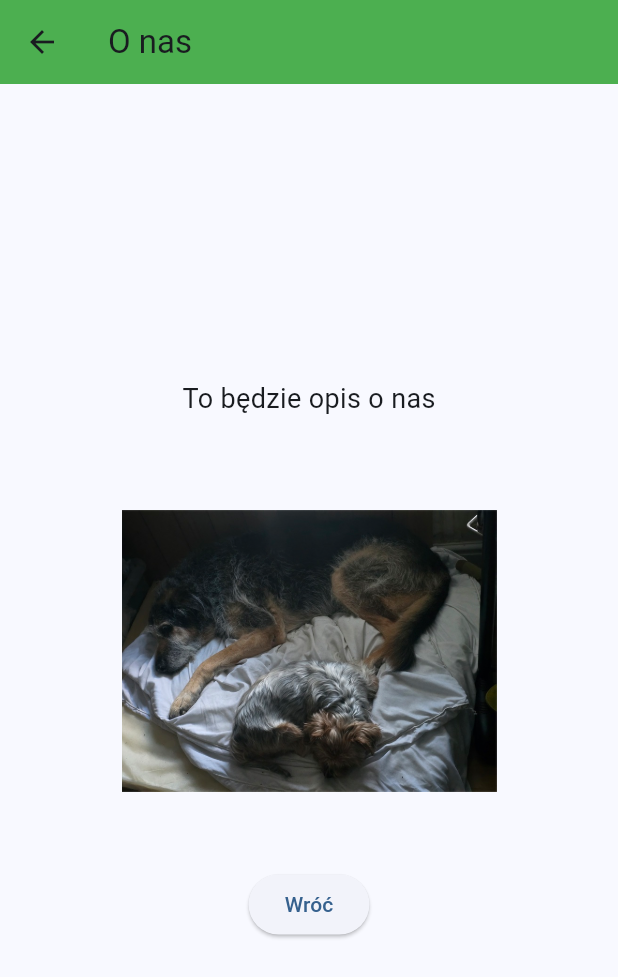
After one commit to pszyma2/moja_testowa_aplikacja, a Flutter app: the OnasPage screen opened directly, on a phone screen of 412 x 824 dp. The commit adds this screen. Shown: the top 977 px of the screen. Run offline on Flutter 3.47's test engine with Material 3 defaults, Android fonts, the light colour scheme and no system bars; our stand-ins replace audioplayers, shared_preferences; accounts and stored records are empty.

Commit message:
dodanie nowe strony , zaimportowanie zdjecia

```diff
--- /dev/null
+++ b/lib/screens/onas_page.dart
@@ -0,0 +1,37 @@
+import 'package:flutter/material.dart';
+
+class OnasPage extends StatelessWidget {
+  const OnasPage({super.key});
+
+  @override
+  Widget build(BuildContext context) {
+    return Scaffold(
+      appBar: AppBar(title: const Text("O nas"), backgroundColor: Colors.green),
+      body: Center(
+        child: Column(
+          mainAxisAlignment: MainAxisAlignment.center,
+          children: [
+            const Text("To będzie opis o nas", style: TextStyle(fontSize: 18)),
+
+            const SizedBox(height: 30),
+
+            // Zdjęcie sukcesu!
+            Image.asset(
+              'assets/images/sukces.png',
+              width: 250,
+              height: 250,
+              fit: BoxFit.contain,
+            ),
+
+            const SizedBox(height: 20),
+
+            ElevatedButton(
+              onPressed: () => Navigator.pop(context),
+              child: const Text("Wróć"),
+            ),
+          ],
+        ),
+      ),
+    ); // <-- Tu domykamy Scaffold
+  } // <-- Tu domykamy metodę build
+} // <-- Tu domykamy klasę
--- a/pubspec.yaml
+++ b/pubspec.yaml
@@ -24,3 +24,4 @@ flutter:
 
   assets:
     - assets/sounds/
+    - assets/images/sukces.png
```
Also changed, not shown: lib/main.dart (+35 -15 lines), assets/images/sukces.png (added).
